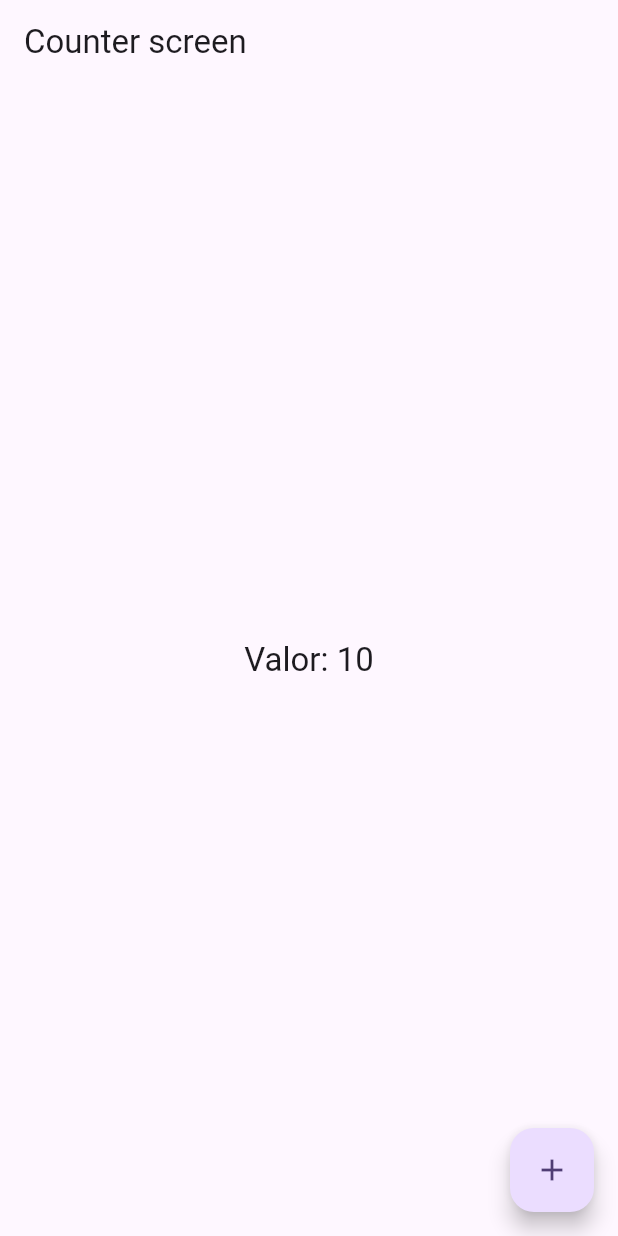
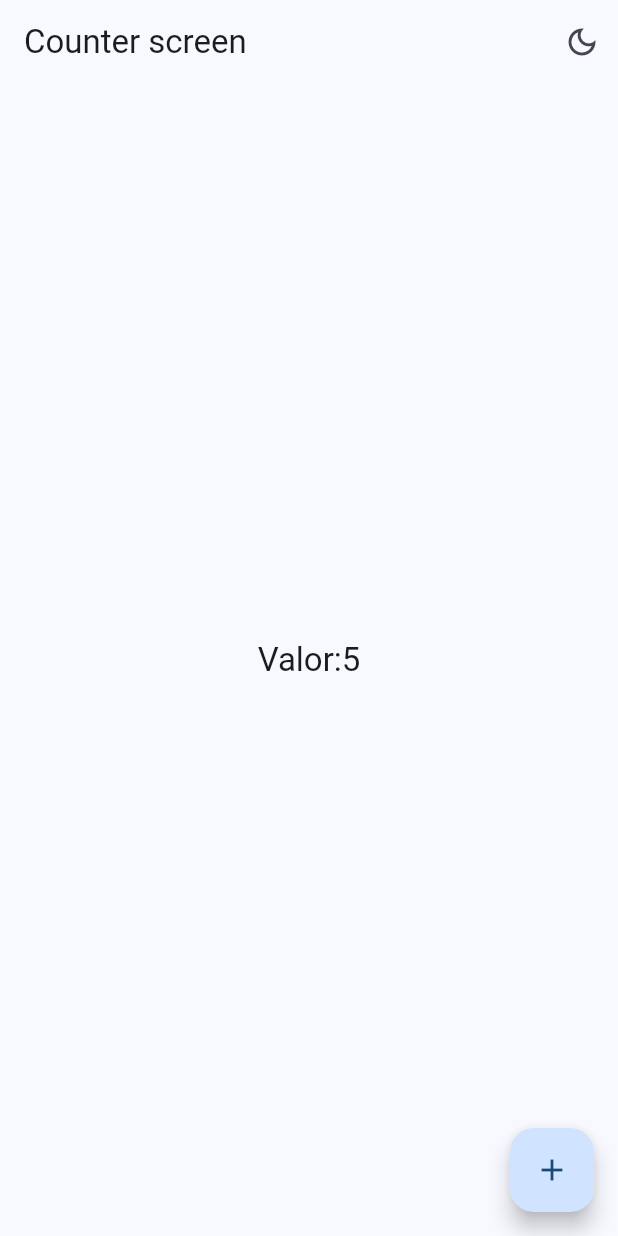
Before and after one commit to Meikez/Flutter-Widgets, a Flutter app: the CounterScreen screen opened by its route, on a phone screen of 412 x 824 dp. Run offline on Flutter 3.47's test engine with Material 2 defaults, Android fonts, the phone set to English and light mode, and no system bars; our stand-ins replace animate_do, flutter_riverpod, go_router.

Commit message:
notifier implemtando para darkmode y selectedcolor

```diff
--- a/lib/config/menu/menu_items.dart
+++ b/lib/config/menu/menu_items.dart
@@ -66,5 +66,11 @@ const List<MenuItem> appMenuItems = [
     link: '/infinite',
     icon: Icons.list_alt_outlined,
   ),
+  MenuItem(
+    title: 'Cambiar Theme',
+    subtitle: 'Cambiar theme de la app',
+    link: '/theme-changer',
+    icon: Icons.color_lens_outlined,
+  ),
 
 ];
--- a/lib/config/router/app_router.dart
+++ b/lib/config/router/app_router.dart
@@ -56,4 +56,9 @@ final appRouter = GoRouter(
       name: CounterScreen.name,
       builder: (context, state) => const CounterScreen(),
     ),
+    GoRoute(
+      path: '/theme-changer',
+      name: ThemeChangerScreen.name,
+      builder: (context, state) => const ThemeChangerScreen(),
+    ),
   ]);
--- a/lib/config/theme/app_theme.dart
+++ b/lib/config/theme/app_theme.dart
@@ -12,19 +12,23 @@ const List<Color> colorList = [
 
 class AppTheme {
   final int selectedColor;
+  final bool isDarkMode;
+  AppTheme({this.selectedColor = 0, this.isDarkMode = false})
+      : assert(selectedColor >= 0, 'Selected color must be greater than 0'),
+        assert(selectedColor < colorList.length,
+            'Selected color must be less or equal than ${colorList.length - 1}');
 
-  AppTheme({this.selectedColor = 0})
-      : assert(selectedColor >= 0, 'Selected color must be greater than 0'),
-      assert(selectedColor < colorList.length,
-      'Selected color must be less or equal than ${colorList.length-1}');
+  ThemeData getTheme() => ThemeData(
+      useMaterial3: true,
+      brightness: isDarkMode ? Brightness.dark : Brightness.light,
+      colorSchemeSeed: colorList[selectedColor],
+      appBarTheme: const AppBarTheme(centerTitle: false));
 
-
-  ThemeData getTheme() =>
-      ThemeData(
-        useMaterial3: true,
-        colorSchemeSeed: colorList[selectedColor],
-        appBarTheme: const AppBarTheme(
-          centerTitle: false
-        )
-        );
+  AppTheme copyWith({
+    int? selectedColor,
+    bool? isDarkmode
+  }) => AppTheme(
+    selectedColor: selectedColor ?? this.selectedColor,
+    isDarkMode: isDarkmode ?? isDarkMode,
+  );
 }
--- /dev/null
+++ b/lib/presentation/providers/counter_provider.dart
@@ -0,0 +1,3 @@
+import 'package:flutter_riverpod/flutter_riverpod.dart';
+
+final counterProvider = StateProvider<int>((ref) => 5);
--- /dev/null
+++ b/lib/presentation/providers/theme_provider.dart
@@ -0,0 +1,31 @@
+import 'package:flutter_riverpod/flutter_riverpod.dart';
+
+import '../../config/theme/app_theme.dart';
+
+// lIstado de colores inmutables
+
+final colorListProvider =
+    Provider((ref) => colorList); // este providere s par inmutables
+
+final isDarkModeProvider = StateProvider((ref) => false);
+
+// Un simple int
+final selectedColorProvider = StateProvider((ref) => 0);
+
+//Un objeto de tipo AppTheme (mi clase custom)
+final themeNotifierprovider =
+    StateNotifierProvider<ThemeNotifier, AppTheme>((ref) => ThemeNotifier());
+
+class ThemeNotifier extends StateNotifier<AppTheme> {
+  // STATE = ESTADO= new AppTheme()
+  ThemeNotifier()
+      : super(AppTheme()); // quiero mantener una instancia de apptheme
+
+  void toggleDarkMode() {
+    state = state.copyWith(isDarkmode: !state.isDarkMode);
+  }
+
+  void changeColorIndex(int colorIndex) {
+    state = state.copyWith(selectedColor: colorIndex);
+  }
+}
--- a/lib/presentation/screens/counter/counter_screen.dart
+++ b/lib/presentation/screens/counter/counter_screen.dart
@@ -1,25 +1,44 @@
 import 'package:flutter/material.dart';
+import 'package:flutter_riverpod/flutter_riverpod.dart';
+import 'package:widgets_app/presentation/providers/counter_provider.dart';
+import 'package:widgets_app/presentation/providers/theme_provider.dart';
 
-class CounterScreen extends StatelessWidget {
+class CounterScreen extends ConsumerWidget {
   static const String name = 'counter_screen';
   const CounterScreen({super.key});
 
   @override
-  Widget build(BuildContext context) {
+  Widget build(BuildContext context, WidgetRef ref) {
+    final int clickCounter = ref.watch(counterProvider);
+    final bool isDarkMode = ref.watch(isDarkModeProvider);
     return Scaffold(
       appBar: AppBar(
         title: const Text('Counter screen'),
+        actions: [
+          IconButton(onPressed: () {
+            ref.read(isDarkModeProvider.notifier).update((state) => !isDarkMode);
+            },
+          icon: !isDarkMode ? const Icon(Icons.dark_mode_outlined): const Icon(Icons.light_mode_outlined),
+           )
+        ],
       ),
+      body: Center(
+        child: Text(
+          'Valor:$clickCounter',
+          style: Theme.of(context).textTheme.titleLarge,
+        ),
+      ),
+      floatingActionButton: FloatingActionButton(
+        onPressed: () {
+          ref
+              .read(counterProvider.notifier)
+              .state++; // no usar watch en metodos
+          //ref.read(counterProvider.notifier).update((state) => state + 1); version 2
 
-      body: Center(
-        child: Text('Valor: 10',style: Theme.of(context).textTheme.titleLarge,),
 
+        },
+        child: const Icon(Icons.add),
       ),
-
-      floatingActionButton: FloatingActionButton(
-        onPressed: (){},
-        child: const Icon(Icons.add),
-        ),
     );
   }
 }
--- a/lib/presentation/screens/screens.dart
+++ b/lib/presentation/screens/screens.dart
@@ -1,3 +1,5 @@
+export 'package:widgets_app/theme_changer/theme_changer.dart';
+
 export 'package:widgets_app/presentation/screens/counter/counter_screen.dart';
 
 export 'package:widgets_app/presentation/screens/animated/animated_screen.dart';
--- a/pubspec.yaml
+++ b/pubspec.yaml
@@ -11,7 +11,7 @@ dependencies:
   flutter:
     sdk: flutter
   go_router:
-
+  flutter_riverpod:
 dev_dependencies:
   flutter_test:
     sdk: flutter
```
Also changed, not shown: lib/main.dart (+10 -5 lines), lib/theme_changer/theme_changer.dart (added, +62 -0 lines), pubspec.lock.
